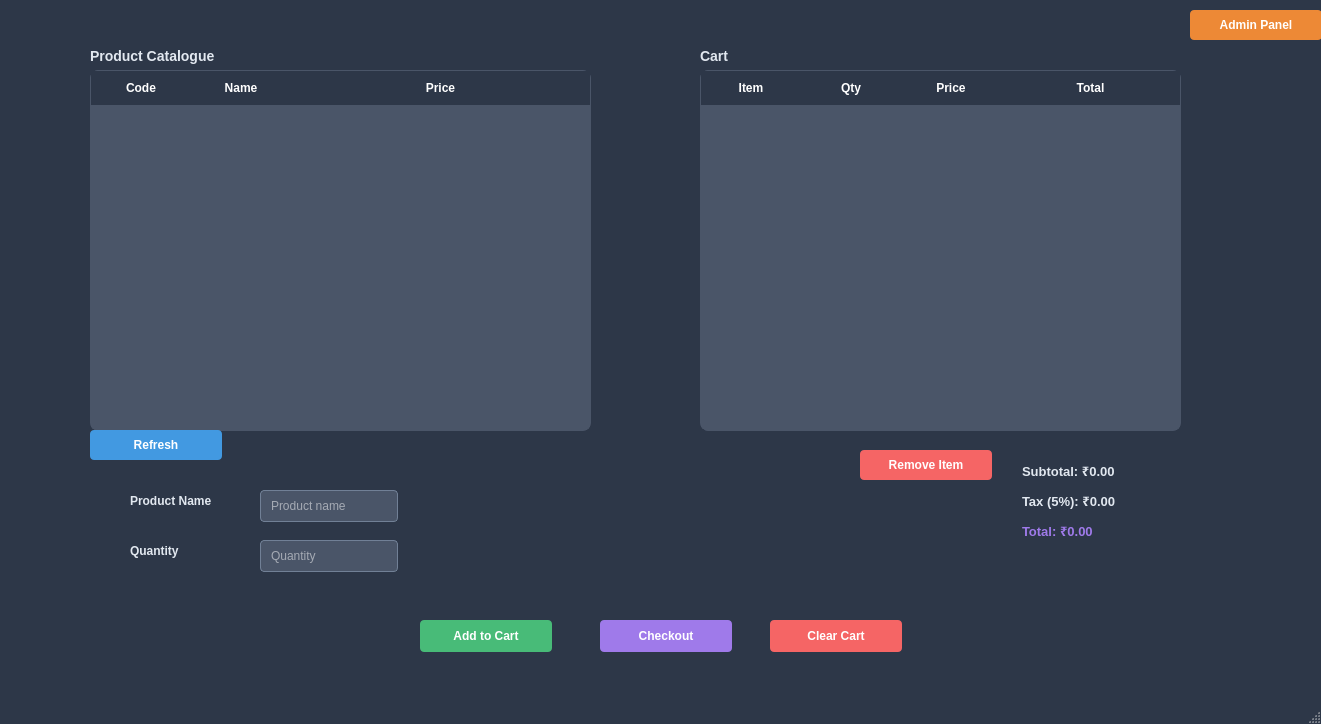
First picture: the form in mainwindow.ui, repository Nivedck/Billing-System, before the edit.
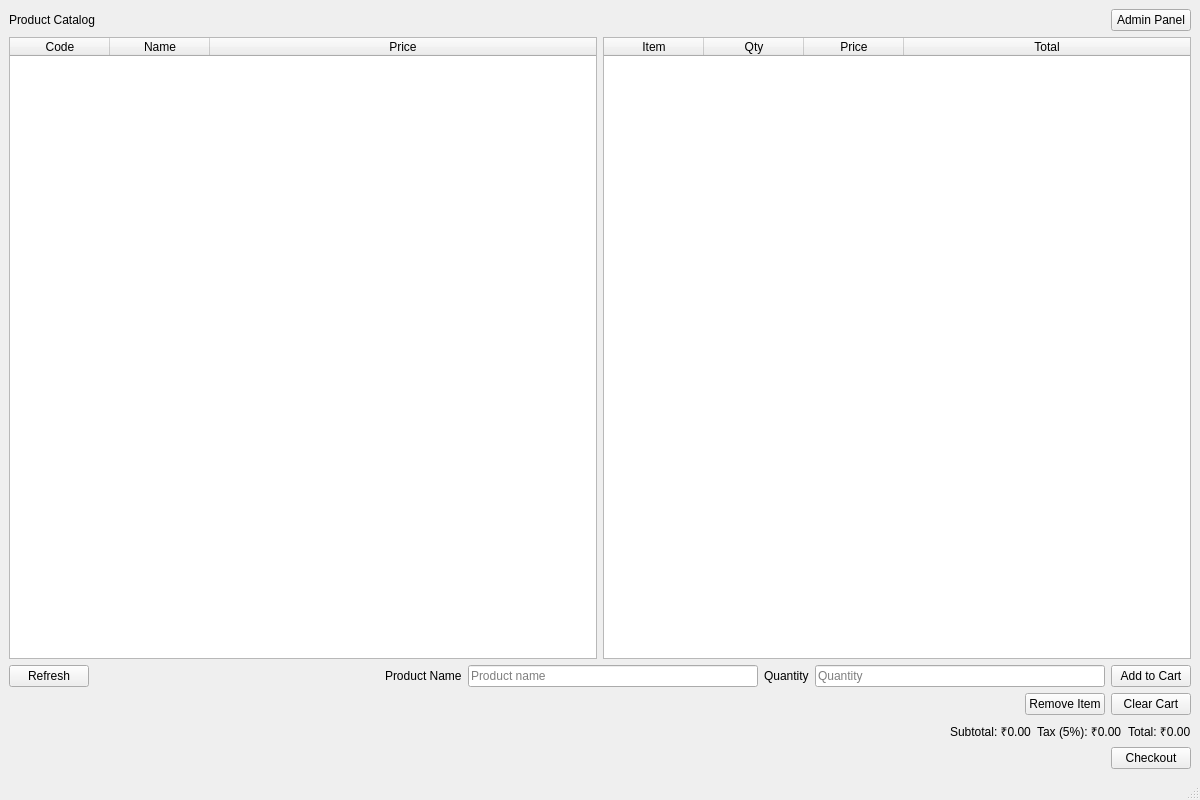
Second picture: the form after the edit.

Diff of the .ui file:
```diff
--- a/mainwindow.ui
+++ b/mainwindow.ui
@@ -6,160 +6,50 @@
             <rect>
                 <x>0</x>
                 <y>0</y>
-                <width>1321</width>
-                <height>724</height>
+    <width>1200</width>
+    <height>800</height>
             </rect>
         </property>
         <property name="windowTitle">
-            <string>Billing System </string>
-        </property>
-        <property name="styleSheet">
-            <string notr="true">/* Main window styling */
-                QMainWindow {
-                background-color: #2d3748;
-                font-family: 'Segoe UI', Arial, sans-serif;
-                }
-
-                /* Table styling */
-                QTableWidget {
-                background-color: #4a5568;
-                border-radius: 8px;
-                gridline-color: #718096;
-                selection-background-color: #4299e1;
-                selection-color: white;
-                font-size: 12px;
-                color: white;
-                border: 1px solid #4a5568;
-                }
-
-                QTableWidget QHeaderView::section {
-                background-color: #2d3748;
-                color: white;
-                padding: 8px;
-                border: none;
-                font-weight: 500;
-                font-size: 12px;
-                }
-
-                QTableWidget::item {
-                padding: 8px;
-                }
-
-                /* Form elements styling */
-                QLineEdit {
-                background-color: #4a5568;
-                border: 1px solid #718096;
-                border-radius: 4px;
-                padding: 8px;
-                font-size: 12px;
-                color: white;
-                min-width: 120px;
-                }
-
-                QLineEdit:focus {
-                border: 1px solid #4299e1;
-                outline: none;
-                }
-
-                QLabel {
-                font-size: 12px;
-                color: #e2e8f0;
-                font-weight: 500;
-                }
-
-                /* Button styling */
-                QPushButton {
-                background-color: #4299e1;
-                color: white;
-                border: none;
-                border-radius: 4px;
-                padding: 8px 16px;
-                font-size: 12px;
-                font-weight: 500;
-                min-width: 100px;
-                }
-
-                QPushButton:hover {
-                background-color: #3182ce;
-                }
-
-                QPushButton:pressed {
-                background-color: #2b6cb0;
-                }
-
-                /* Special buttons */
-                #buttonAddToCart {
-                background-color: #48bb78;
-                }
-
-                #buttonAddToCart:hover {
-                background-color: #38a169;
-                }
-
-                #buttonCheckout {
-                background-color: #9f7aea;
-                }
-
-                #buttonCheckout:hover {
-                background-color: #805ad5;
-                }
-
-                #buttonClearCart {
-                background-color: #f56565;
-                }
-
-                #buttonClearCart:hover {
-                background-color: #e53e3e;
-                }
-
-                #buttonAdmin {
-                background-color: #ed8936;
-                }
-
-                #buttonAdmin:hover {
-                background-color: #dd6b20;
-                }
-
-                #removeButton {
-                background-color: #f56565;
-                }
-
-                #removeButton:hover {
-                background-color: #e53e3e;
-                }
-
-                /* Section labels */
-                #labelProductCatalog, #labelCart {
-                font-size: 14px;
-                font-weight: 600;
-                color: #e2e8f0;
-                }
-
-                /* Price labels */
-                #labelSubtotal, #labelTax, #labelTotal {
-                font-size: 13px;
-                font-weight: 500;
-                color: #e2e8f0;
-                }
-
-                #labelTotal {
-                font-weight: 600;
-                color: #9f7aea;
-                }</string>
+   <string>Billing System</string>
         </property>
         <widget class="QWidget" name="centralwidget">
+   <layout class="QVBoxLayout" name="mainLayout">
+    <item>
+     <layout class="QHBoxLayout" name="topLayout">
+      <item>
+       <widget class="QLabel" name="labelProductCatalog">
+        <property name="text">
+         <string>Product Catalog</string>
+        </property>
+       </widget>
+      </item>
+      <item>
+       <spacer name="horizontalSpacer">
+        <property name="orientation">
+         <enum>Qt::Horizontal</enum>
+        </property>
+        <property name="sizeHint" stdset="0">
+         <size>
+          <width>40</width>
+          <height>20</height>
+         </size>
+        </property>
+       </spacer>
+      </item>
+      <item>
+       <widget class="QPushButton" name="buttonAdmin">
+        <property name="text">
+         <string>Admin Panel</string>
+        </property>
+       </widget>
+      </item>
+     </layout>
+    </item>
+    <item>
+     <layout class="QHBoxLayout" name="tablesLayout">
+      <item>
             <widget class="QTableWidget" name="tableCatalog">
-                <property name="geometry">
-                    <rect>
-                        <x>90</x>
-                        <y>70</y>
-                        <width>501</width>
-                        <height>361</height>
-                    </rect>
-                </property>
-                <property name="alternatingRowColors">
-                    <bool>true</bool>
-                </property>
                 <property name="selectionBehavior">
                     <enum>QAbstractItemView::SelectRows</enum>
                 </property>
@@ -185,18 +75,9 @@
                     </property>
                 </column>
             </widget>
+      </item>
+      <item>
             <widget class="QTableWidget" name="tableCart">
-                <property name="geometry">
-                    <rect>
-                        <x>700</x>
-                        <y>70</y>
-                        <width>481</width>
-                        <height>361</height>
-                    </rect>
-                </property>
-                <property name="alternatingRowColors">
-                    <bool>true</bool>
-                </property>
                 <property name="selectionBehavior">
                     <enum>QAbstractItemView::SelectRows</enum>
                 </property>
@@ -227,201 +108,162 @@
                     </property>
                 </column>
             </widget>
+      </item>
+     </layout>
+    </item>
+    <item>
+     <layout class="QHBoxLayout" name="controlsLayout">
+      <item>
+       <widget class="QPushButton" name="buttonRefreshCatalog">
+        <property name="text">
+         <string>Refresh</string>
+        </property>
+       </widget>
+      </item>
+      <item>
+       <spacer name="horizontalSpacer_2">
+        <property name="orientation">
+         <enum>Qt::Horizontal</enum>
+        </property>
+        <property name="sizeHint" stdset="0">
+         <size>
+          <width>40</width>
+          <height>20</height>
+         </size>
+        </property>
+       </spacer>
+      </item>
+      <item>
+       <widget class="QLabel" name="labelProductCode">
+        <property name="text">
+         <string>Product Name</string>
+        </property>
+       </widget>
+      </item>
+      <item>
             <widget class="QLineEdit" name="lineEditProductName">
-                <property name="geometry">
-                    <rect>
-                        <x>260</x>
-                        <y>490</y>
-                        <width>113</width>
-                        <height>32</height>
-                    </rect>
-                </property>
                 <property name="placeholderText">
                     <string>Product name</string>
                 </property>
             </widget>
+      </item>
+      <item>
+       <widget class="QLabel" name="labelQuantity">
+        <property name="text">
+         <string>Quantity</string>
+        </property>
+       </widget>
+      </item>
+      <item>
             <widget class="QLineEdit" name="lineEditQuantity">
-                <property name="geometry">
-                    <rect>
-                        <x>260</x>
-                        <y>540</y>
-                        <width>113</width>
-                        <height>32</height>
-                    </rect>
-                </property>
                 <property name="placeholderText">
                     <string>Quantity</string>
                 </property>
             </widget>
+      </item>
+      <item>
+       <widget class="QPushButton" name="buttonAddToCart">
+        <property name="text">
+         <string>Add to Cart</string>
+        </property>
+       </widget>
+      </item>
+     </layout>
+    </item>
+    <item>
+     <layout class="QHBoxLayout" name="cartControlsLayout">
+      <item>
+       <spacer name="horizontalSpacer_3">
+        <property name="orientation">
+         <enum>Qt::Horizontal</enum>
+        </property>
+        <property name="sizeHint" stdset="0">
+         <size>
+          <width>40</width>
+          <height>20</height>
+         </size>
+        </property>
+       </spacer>
+      </item>
+      <item>
+       <widget class="QPushButton" name="removeButton">
+        <property name="text">
+         <string>Remove Item</string>
+        </property>
+       </widget>
+      </item>
+      <item>
+       <widget class="QPushButton" name="buttonClearCart">
+        <property name="text">
+         <string>Clear Cart</string>
+        </property>
+       </widget>
+      </item>
+     </layout>
+    </item>
+    <item>
+     <layout class="QHBoxLayout" name="totalsLayout">
+      <item>
+       <spacer name="horizontalSpacer_4">
+        <property name="orientation">
+         <enum>Qt::Horizontal</enum>
+        </property>
+        <property name="sizeHint" stdset="0">
+         <size>
+          <width>40</width>
+          <height>20</height>
+         </size>
+        </property>
+       </spacer>
+      </item>
+      <item>
             <widget class="QLabel" name="labelSubtotal">
-                <property name="geometry">
-                    <rect>
-                        <x>1022</x>
-                        <y>460</y>
-                        <width>131</width>
-                        <height>21</height>
-                    </rect>
-                </property>
                 <property name="text">
                     <string>Subtotal: ₹0.00</string>
                 </property>
             </widget>
+      </item>
+      <item>
             <widget class="QLabel" name="labelTax">
-                <property name="geometry">
-                    <rect>
-                        <x>1022</x>
-                        <y>490</y>
-                        <width>131</width>
-                        <height>21</height>
-                    </rect>
-                </property>
                 <property name="text">
                     <string>Tax (5%): ₹0.00</string>
                 </property>
             </widget>
+      </item>
+      <item>
             <widget class="QLabel" name="labelTotal">
-                <property name="geometry">
-                    <rect>
-                        <x>1022</x>
-                        <y>520</y>
-                        <width>131</width>
-                        <height>21</height>
-                    </rect>
-                </property>
                 <property name="text">
                     <string>Total: ₹0.00</string>
                 </property>
             </widget>
-            <widget class="QLabel" name="labelProductCode">
-                <property name="geometry">
-                    <rect>
-                        <x>130</x>
-                        <y>490</y>
-                        <width>101</width>
-                        <height>21</height>
-                    </rect>
-                </property>
-                <property name="text">
-                    <string>Product Name</string>
-                </property>
-            </widget>
-            <widget class="QLabel" name="labelQuantity">
-                <property name="geometry">
-                    <rect>
-                        <x>130</x>
-                        <y>540</y>
-                        <width>73</width>
-                        <height>21</height>
-                    </rect>
-                </property>
-                <property name="text">
-                    <string>Quantity</string>
-                </property>
-            </widget>
-            <widget class="QPushButton" name="buttonAddToCart">
-                <property name="geometry">
-                    <rect>
-                        <x>420</x>
-                        <y>620</y>
-                        <width>101</width>
-                        <height>32</height>
-                    </rect>
-                </property>
-                <property name="text">
-                    <string>Add to Cart</string>
-                </property>
-            </widget>
+      </item>
+     </layout>
+    </item>
+    <item>
+     <layout class="QHBoxLayout" name="checkoutLayout">
+      <item>
+       <spacer name="horizontalSpacer_5">
+        <property name="orientation">
+         <enum>Qt::Horizontal</enum>
+        </property>
+        <property name="sizeHint" stdset="0">
+         <size>
+          <width>40</width>
+          <height>20</height>
+         </size>
+        </property>
+       </spacer>
+      </item>
+      <item>
             <widget class="QPushButton" name="buttonCheckout">
-                <property name="geometry">
-                    <rect>
-                        <x>600</x>
-                        <y>620</y>
-                        <width>101</width>
-                        <height>32</height>
-                    </rect>
-                </property>
                 <property name="text">
                     <string>Checkout</string>
                 </property>
             </widget>
-            <widget class="QPushButton" name="buttonClearCart">
-                <property name="geometry">
-                    <rect>
-                        <x>770</x>
-                        <y>620</y>
-                        <width>101</width>
-                        <height>32</height>
-                    </rect>
-                </property>
-                <property name="text">
-                    <string>Clear Cart</string>
-                </property>
-            </widget>
-            <widget class="QLabel" name="labelProductCatalog">
-                <property name="geometry">
-                    <rect>
-                        <x>90</x>
-                        <y>40</y>
-                        <width>191</width>
-                        <height>31</height>
-                    </rect>
-                </property>
-                <property name="text">
-                    <string>Product Catalogue</string>
-                </property>
-            </widget>
-            <widget class="QLabel" name="labelCart">
-                <property name="geometry">
-                    <rect>
-                        <x>700</x>
-                        <y>40</y>
-                        <width>191</width>
-                        <height>31</height>
-                    </rect>
-                </property>
-                <property name="text">
-                    <string>Cart</string>
-                </property>
-            </widget>
-            <widget class="QPushButton" name="buttonAdmin">
-                <property name="geometry">
-                    <rect>
-                        <x>1190</x>
-                        <y>10</y>
-                        <width>105</width>
-                        <height>30</height>
-                    </rect>
-                </property>
-                <property name="text">
-                    <string>Admin Panel</string>
-                </property>
-            </widget>
-            <widget class="QPushButton" name="buttonRefreshCatalog">
-                <property name="geometry">
-                    <rect>
-                        <x>90</x>
-                        <y>430</y>
-                        <width>105</width>
-                        <height>30</height>
-                    </rect>
-                </property>
-                <property name="text">
-                    <string>Refresh</string>
-                </property>
-            </widget>
-            <widget class="QPushButton" name="removeButton">
-                <property name="geometry">
-                    <rect>
-                        <x>860</x>
-                        <y>450</y>
-                        <width>105</width>
-                        <height>30</height>
-                    </rect>
-                </property>
-                <property name="text">
-                    <string>Remove Item</string>
-                </property>
-            </widget>
+      </item>
+     </layout>
+    </item>
+   </layout>
         </widget>
         <widget class="QStatusBar" name="statusbar"/>
     </widget>
```
Left out of the diff: 6 changed lines with no effect on the pictures. Lines whose indentation alone changed are shown as unchanged.
